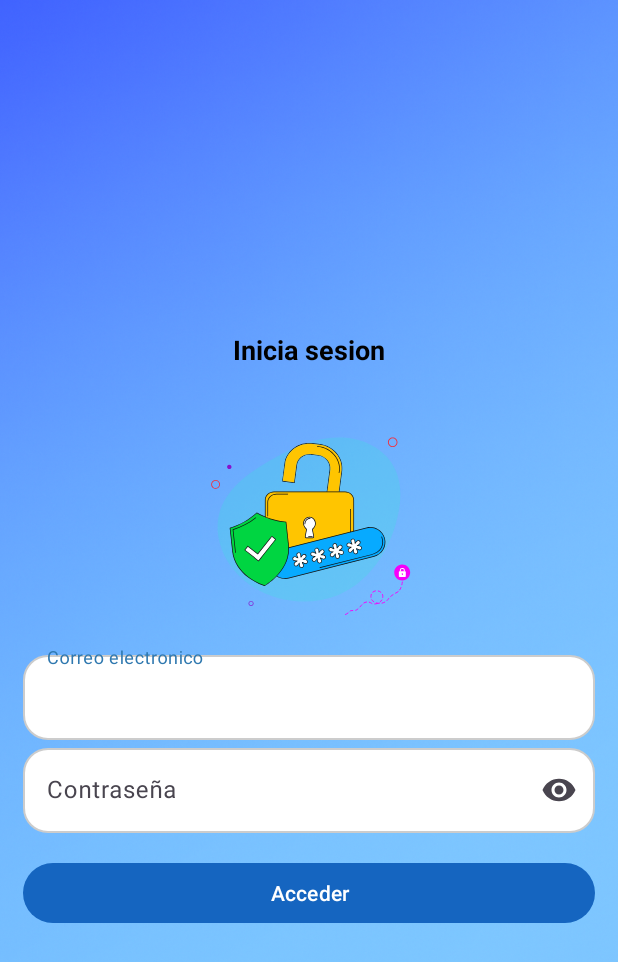
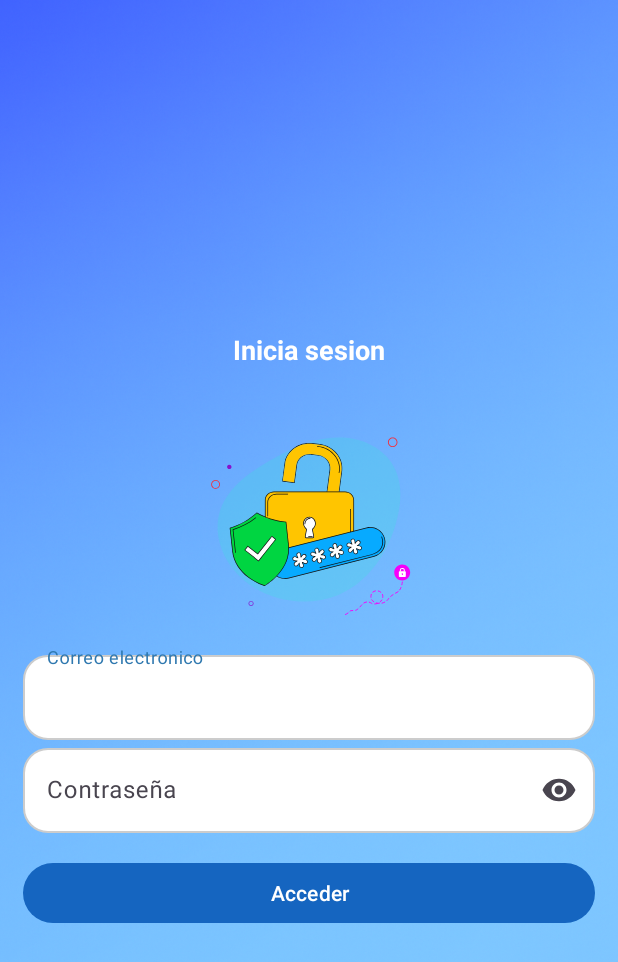
Before and after one commit to fercastillo6009/AltecomDevApp, an Android app: the screen it shows after launch (InicioSesion), on a phone screen of 412 x 824 dp. Shown: the top 962 px of the screen. Run offline under Robolectric (Android 15) with nearby library versions, the phone set to English and light mode, and no system bars; our stand-ins replace Firebase (no records; nobody signed in at launch, a user with empty details on screens opened directly); libraries missing offline, so code that uses them is left out: com.cloudinary.android; Roboto replaces fonts that are not available here; 2 statements that could not run were skipped.

Commit message:
v1.7.1: Mejoras en la estabilidad, integracion de funciones y transiciones mas suaves

```diff
--- a/app/build.gradle
+++ b/app/build.gradle
@@ -35,10 +35,10 @@ android {
 }
 
 dependencies {
-    implementation 'androidx.appcompat:appcompat:1.6.1'
-    implementation 'androidx.constraintlayout:constraintlayout:2.1.4'
+    implementation 'androidx.appcompat:appcompat:1.7.1'
+    implementation 'androidx.constraintlayout:constraintlayout:2.2.1'
     implementation 'com.airbnb.android:lottie:3.0.1'
-    implementation 'com.google.android.material:material:1.12.0'
+    implementation 'com.google.android.material:material:1.13.0'
     implementation 'com.anton46:stepsview:0.0.2'
     implementation "androidx.activity:activity-ktx:1.9.0"
     implementation 'com.journeyapps:zxing-android-embedded:4.3.0'
--- a/app/src/main/res/layout/activity_inicio_sesion.xml
+++ b/app/src/main/res/layout/activity_inicio_sesion.xml
@@ -3,6 +3,7 @@
     xmlns:android="http://schemas.android.com/apk/res/android"
     xmlns:app="http://schemas.android.com/apk/res-auto"
     xmlns:tools="http://schemas.android.com/tools"
+    android:id="@+id/rootLayout"
     android:layout_width="match_parent"
     android:layout_height="match_parent"
     android:background="#000000"
@@ -19,9 +20,9 @@
         app:layout_constraintTop_toTopOf="parent"
         app:layout_constraintBottom_toBottomOf="parent"
         app:layout_constraintStart_toStartOf="parent"
-        app:layout_constraintEnd_toEndOf="parent"/>
+        app:layout_constraintEnd_toEndOf="parent" />
 
-    <!-- Contenido -->
+    <!-- Contenido principal -->
     <LinearLayout
         android:id="@+id/contentLayout"
         android:layout_width="0dp"
@@ -44,7 +45,7 @@
             android:textStyle="bold"
             android:textSize="18sp"
             android:padding="16dp"
-            android:textColor="#000000"/>
+            android:textColor="#FFFFFF" />
 
         <!-- Animación -->
         <com.airbnb.lottie.LottieAnimationView
@@ -53,7 +54,7 @@
             android:layout_marginTop="10dp"
             app:lottie_fileName="iniciosesion.json"
             app:lottie_autoPlay="true"
-            app:lottie_loop="true"/>
+            app:lottie_loop="true" />
 
         <!-- Campo Correo -->
         <com.google.android.material.textfield.TextInputLayout
@@ -63,13 +64,13 @@
 
             <com.google.android.material.textfield.TextInputEditText
                 android:id="@+id/Correo"
+                android:background="@drawable/rounded_edittext"
                 android:layout_width="match_parent"
                 android:layout_height="wrap_content"
                 android:hint="@string/Correo"
                 android:textColor="#000000"
-                android:background="@drawable/rounded_edittext"
-                android:textColorHint="#757575"
-                android:inputType="textEmailAddress"/>
+                android:textColorHint="#B0B0B0"
+                android:inputType="textEmailAddress" />
         </com.google.android.material.textfield.TextInputLayout>
 
         <!-- Campo Password -->
@@ -80,13 +81,13 @@
 
             <com.google.android.material.textfield.TextInputEditText
                 android:id="@+id/Password"
+                android:background="@drawable/rounded_edittext"
                 android:layout_width="match_parent"
                 android:layout_height="wrap_content"
                 android:hint="@string/Password"
                 android:textColor="#000000"
-                android:background="@drawable/rounded_edittext"
-                android:textColorHint="#757575"
-                android:inputType="textPassword"/>
+                android:textColorHint="#B0B0B0"
+                android:inputType="textPassword" />
         </com.google.android.material.textfield.TextInputLayout>
 
         <!-- Botón Acceder -->
@@ -96,10 +97,35 @@
             android:layout_height="wrap_content"
             android:text="@string/Acceder"
             android:textColor="#FFFFFF"
+            app:cornerRadius="25dp"
             app:backgroundTint="#1565C0"
             style="?attr/materialButtonStyle"
-            android:layout_marginTop="16dp"/>
+            android:layout_marginTop="16dp" />
 
     </LinearLayout>
 
+    <!-- Overlay de carga (reemplaza el ProgressDialog) -->
+    <FrameLayout
+        android:id="@+id/loadingOverlay"
+        android:layout_width="0dp"
+        android:layout_height="0dp"
+        android:background="#80000000"
+        android:visibility="gone"
+        android:gravity="center"
+        app:layout_constraintTop_toTopOf="parent"
+        app:layout_constraintBottom_toBottomOf="parent"
+        app:layout_constraintStart_toStartOf="parent"
+        app:layout_constraintEnd_toEndOf="parent">
+
+        <com.google.android.material.progressindicator.CircularProgressIndicator
+            android:id="@+id/progressIndicator"
+            android:layout_width="60dp"
+            android:layout_height="60dp"
+            app:indicatorSize="48dp"
+            app:trackThickness="5dp"
+            app:indicatorColor="#0363F4"
+            app:trackColor="#444444" />
+    </FrameLayout>
+
+
 </androidx.constraintlayout.widget.ConstraintLayout>
--- a/app/src/main/res/layout/item_task.xml
+++ b/app/src/main/res/layout/item_task.xml
@@ -54,8 +54,11 @@
                 android:textColor="#767676"
                 android:textSize="14sp"
                 android:ellipsize="end"
+                android:singleLine="false"
                 android:maxLines="2"
+                android:scrollHorizontally="false"
                 android:layout_marginTop="2dp"/>
+
         </LinearLayout>
 
         <!-- Switch moderno -->
```
Also changed, not shown: app/src/main/java/com/example/fondodepantalla/FragmentosAdministrador/RegistrarAdmin.java (+19 -40 lines), app/src/main/java/com/example/fondodepantalla/InicioSesion.java (+55 -72 lines), app/src/main/java/com/example/fondodepantalla/MainActivityAdministrador.java (+15 -0 lines), app/src/main/java/com/example/fondodepantalla/Task.java (+8 -0 lines), app/src/main/java/com/example/fondodepantalla/TaskAdapter.java (+8 -2 lines), app/src/main/res/layout/activity_main_administrador.xml (+8 -0 lines), app/src/main/res/drawable/background_login.png (deleted), app/src/main/res/drawable/ic_error_outline.png (added).
